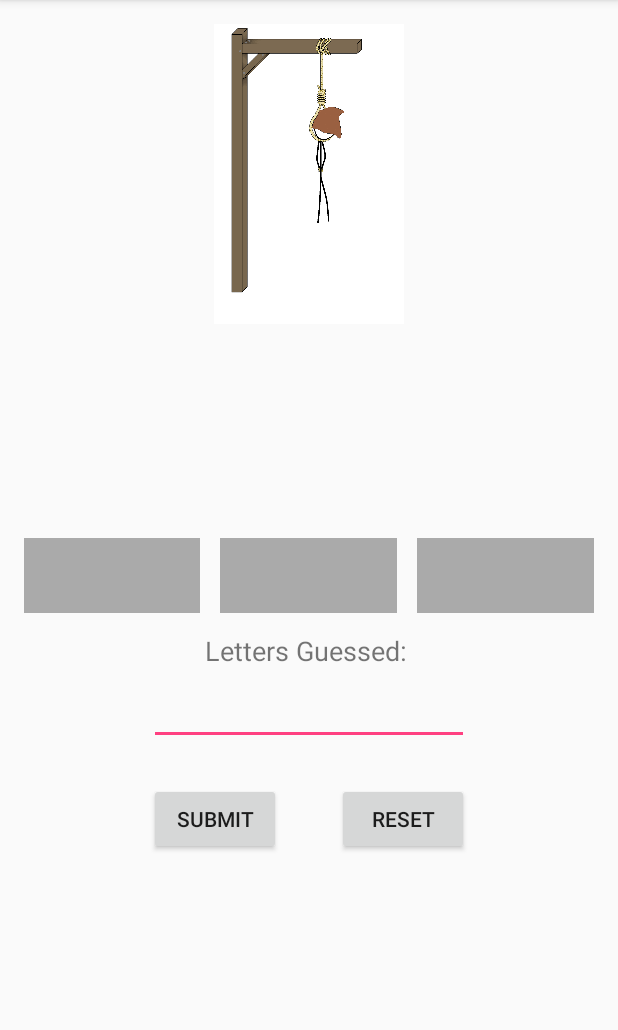
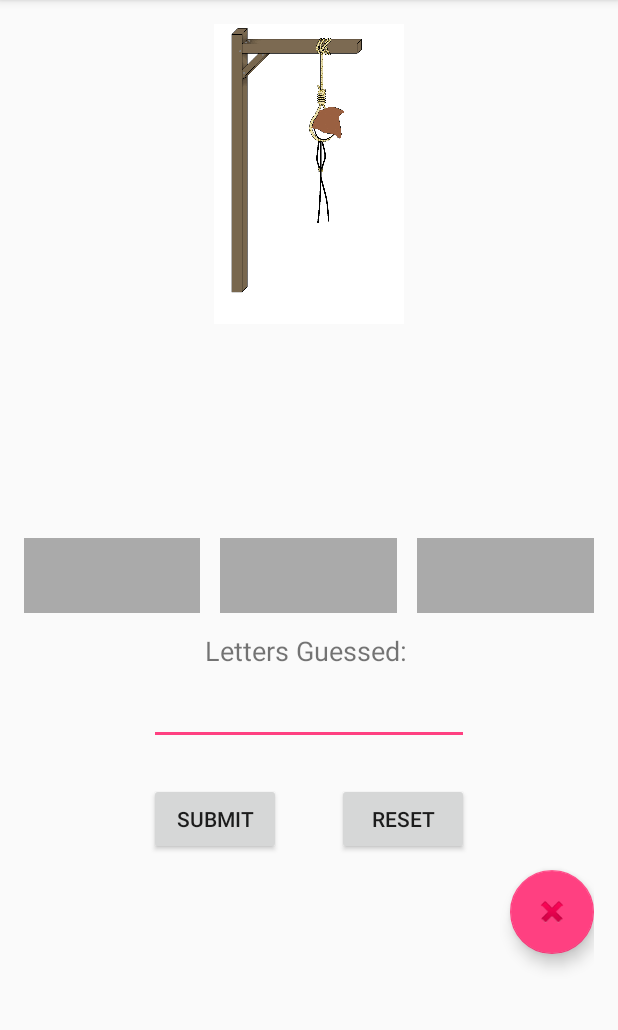
Before and after one commit to anotherrose/HangManFinale-master, an Android app: the ThreeWordGame screen opened directly, with no data from a screen before it, on a phone screen of 412 x 824 dp, the part 84-1114 px from its top. Run offline under Robolectric (Android 15) with nearby library versions, the phone set to English and light mode, and no system bars.

Commit message:
almost done

```diff
--- a/app/src/main/java/com/example/andre/hangman20/ThreeWordGame.java
+++ b/app/src/main/java/com/example/andre/hangman20/ThreeWordGame.java
@@ -1,5 +1,6 @@
 package com.example.andre.hangman20;
 
+import android.content.Intent;
 import android.media.MediaPlayer;
 import android.support.v7.app.AppCompatActivity;
 import android.os.Bundle;
@@ -32,7 +33,7 @@ public class ThreeWordGame extends AppCompatActivity {
         myMan = (ImageView) findViewById(R.id.imgMan);
         myMan.setImageResource(R.drawable.hang7);
 
-        myDictionary = new Dictionary(getApplicationContext(),"words5.txt");
+        myDictionary = new Dictionary(getApplicationContext(),"words3.txt");
         words = myDictionary.getMyWords();
         word =  createWords(words);
 
@@ -41,9 +42,9 @@ public class ThreeWordGame extends AppCompatActivity {
         final TextView LetterThree = (TextView) findViewById(R.id.txtLetterThree);
         wrongs = (TextView) findViewById(R.id.txtWrongLetters);
 
-        final EditText userSubbmit = (EditText) findViewById(R.id.txtSubbmit);
+        final EditText userSubbmit = (EditText) findViewById(R.id.txtSubmit);
 
-        final Button subbmit = (Button) findViewById(R.id.btnSubbmit);
+        final Button subbmit = (Button) findViewById(R.id.btnSubmit);
         final Button reset = (Button) findViewById(R.id.btnReset);
 
         subbmit.setOnClickListener(new View.OnClickListener() {
@@ -195,5 +196,10 @@ public class ThreeWordGame extends AppCompatActivity {
         letterGuessed3=false;
     }
 
+    public void exitToMenu(View view) {
+        resetGame();
+        Intent intent = new Intent(this, MainMenu.class);
+        startActivity(intent);
+    }
 
 }
--- a/app/src/main/res/layout/activity_three_word_game.xml
+++ b/app/src/main/res/layout/activity_three_word_game.xml
@@ -105,4 +105,20 @@
         android:layout_below="@+id/txtSubmit"
         android:layout_alignRight="@+id/txtSubmit"
         android:layout_alignEnd="@+id/txtSubmit" />
+
+    <android.support.design.widget.FloatingActionButton
+        android:src="@android:drawable/ic_delete"
+        app:fabSize="normal"
+        android:layout_width="wrap_content"
+        android:layout_height="wrap_content"
+        android:onClick="exitToMenu"
+        android:nestedScrollingEnabled="false"
+        android:background="#e4f80606"
+        android:clickable="true"
+        android:layout_alignParentRight="true"
+        android:layout_alignParentEnd="true"
+        android:layout_below="@+id/btnReset"
+        android:layout_marginTop="10dp" />
+
+
 </RelativeLayout>
```
Also changed, not shown: app/src/main/java/com/example/andre/hangman20/SevenWordGame.java (+8 -3 lines), app/src/main/res/layout/content_seven_word_game.xml (+15 -0 lines).
